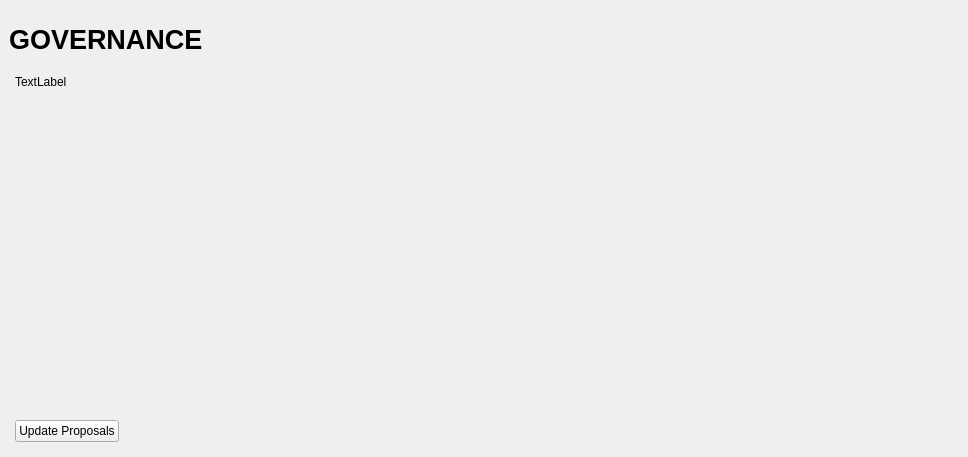
KABBERRY/Kabberry-Coin, file src/qt/forms/governancepage.ui: the form before one commit.
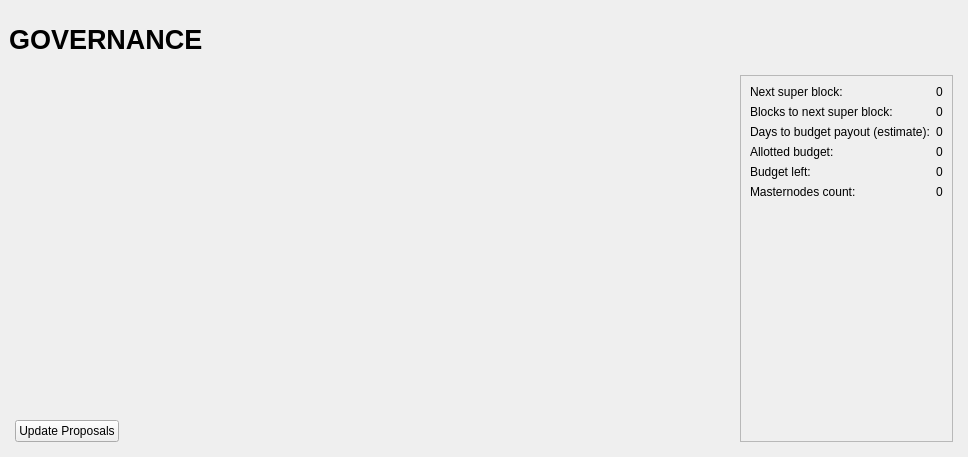
The form after the commit.

```diff
--- a/src/qt/forms/governancepage.ui
+++ b/src/qt/forms/governancepage.ui
@@ -14,16 +14,7 @@
    <string>Form</string>
   </property>
   <layout class="QVBoxLayout" name="topLayout" stretch="0">
-   <property name="leftMargin">
-    <number>9</number>
-   </property>
-   <property name="topMargin">
-    <number>9</number>
-   </property>
-   <property name="rightMargin">
-    <number>9</number>
-   </property>
-   <property name="bottomMargin">
+   <property name="margin">
     <number>9</number>
    </property>
    <item>
@@ -34,16 +25,7 @@
      <item>
       <widget class="QFrame" name="frame_Header">
        <layout class="QVBoxLayout" name="verticalLayout_4">
-        <property name="leftMargin">
-         <number>0</number>
-        </property>
-        <property name="topMargin">
-         <number>0</number>
-        </property>
-        <property name="rightMargin">
-         <number>0</number>
-        </property>
-        <property name="bottomMargin">
+        <property name="margin">
          <number>0</number>
         </property>
         <item>
@@ -122,16 +104,7 @@
      <item>
       <widget class="QFrame" name="frame_BG">
        <layout class="QVBoxLayout" name="verticalLayout_3">
-        <property name="leftMargin">
-         <number>6</number>
-        </property>
-        <property name="topMargin">
-         <number>6</number>
-        </property>
-        <property name="rightMargin">
-         <number>6</number>
-        </property>
-        <property name="bottomMargin">
+        <property name="margin">
          <number>6</number>
         </property>
         <item>
@@ -140,27 +113,13 @@
            <property name="spacing">
             <number>0</number>
            </property>
-           <property name="leftMargin">
+           <property name="margin">
             <number>0</number>
            </property>
-           <property name="topMargin">
-            <number>0</number>
-           </property>
-           <property name="rightMargin">
-            <number>0</number>
-           </property>
-           <property name="bottomMargin">
-            <number>0</number>
-           </property>
+           <item>
+            <layout class="QHBoxLayout" name="horizontalLayout_Content">
            <item>
             <layout class="QVBoxLayout" name="verticalLayout_2">
-             <item>
-              <widget class="QLabel" name="label">
-               <property name="text">
-                <string>TextLabel</string>
-               </property>
-              </widget>
-             </item>
              <item>
               <widget class="QScrollArea" name="scrollArea">
                <property name="sizePolicy">
@@ -192,8 +151,8 @@
                  <rect>
                   <x>0</x>
                   <y>0</y>
-                  <width>934</width>
-                  <height>245</height>
+                    <width>742</width>
+                    <height>282</height>
                  </rect>
                 </property>
                 <property name="sizePolicy">
@@ -202,23 +161,14 @@
                   <verstretch>1</verstretch>
                  </sizepolicy>
                 </property>
-                <layout class="QGridLayout" name="proposalGrid" rowstretch="0" columnstretch="0">
+                  <layout class="QVBoxLayout" name="proposalGrid">
+                   <property name="spacing">
+                    <number>0</number>
+                   </property>
                  <property name="sizeConstraint">
                   <enum>QLayout::SetDefaultConstraint</enum>
                  </property>
-                 <property name="leftMargin">
-                  <number>0</number>
-                 </property>
-                 <property name="topMargin">
-                  <number>0</number>
-                 </property>
-                 <property name="rightMargin">
-                  <number>50</number>
-                 </property>
-                 <property name="bottomMargin">
-                  <number>0</number>
-                 </property>
-                 <property name="spacing">
+                   <property name="margin">
                   <number>0</number>
                  </property>
                 </layout>
@@ -261,6 +211,117 @@
                 </spacer>
                </item>
               </layout>
+               </item>
+              </layout>
+             </item>
+             <item>
+              <widget class="QFrame" name="frame_budget_info">
+               <property name="frameShape">
+                <enum>QFrame::StyledPanel</enum>
+               </property>
+               <property name="frameShadow">
+                <enum>QFrame::Raised</enum>
+               </property>
+               <layout class="QGridLayout" name="gridLayout">
+                <item row="0" column="0">
+                 <widget class="QLabel" name="next_superblock_label">
+                  <property name="text">
+                   <string>Next super block:</string>
+                  </property>
+                 </widget>
+                </item>
+                <item row="0" column="1" alignment="Qt::AlignRight">
+                 <widget class="QLabel" name="next_superblock_value">
+                  <property name="text">
+                   <string>0</string>
+                  </property>
+                 </widget>
+                </item>
+                <item row="1" column="0">
+                 <widget class="QLabel" name="blocks_before_super_label">
+                  <property name="text">
+                   <string>Blocks to next super block:</string>
+                  </property>
+                 </widget>
+                </item>
+                <item row="1" column="1" alignment="Qt::AlignRight">
+                 <widget class="QLabel" name="blocks_before_super_value">
+                  <property name="text">
+                   <string>0</string>
+                  </property>
+                 </widget>
+                </item>
+                <item row="2" column="0">
+                 <widget class="QLabel" name="time_before_super_label">
+                  <property name="text">
+                   <string>Days to budget payout (estimate):</string>
+                  </property>
+                 </widget>
+                </item>
+                <item row="2" column="1" alignment="Qt::AlignRight">
+                 <widget class="QLabel" name="time_before_super_value">
+                  <property name="text">
+                   <string>0</string>
+                  </property>
+                 </widget>
+                </item>
+                <item row="3" column="0">
+                 <widget class="QLabel" name="alloted_budget_label">
+                  <property name="text">
+                   <string>Allotted budget:</string>
+                  </property>
+                 </widget>
+                </item>
+                <item row="3" column="1" alignment="Qt::AlignRight">
+                 <widget class="QLabel" name="alloted_budget_value">
+                  <property name="text">
+                   <string>0</string>
+                  </property>
+                 </widget>
+                </item>
+                <item row="4" column="0">
+                 <widget class="QLabel" name="unallocated_budget_label">
+                  <property name="text">
+                   <string>Budget left:</string>
+                  </property>
+                 </widget>
+                </item>
+                <item row="4" column="1" alignment="Qt::AlignRight">
+                 <widget class="QLabel" name="unallocated_budget_value">
+                  <property name="text">
+                   <string>0</string>
+                  </property>
+                 </widget>
+                </item>
+                <item row="5" column="0">
+                 <widget class="QLabel" name="masternode_count_label">
+                  <property name="text">
+                   <string>Masternodes count:</string>
+                  </property>
+                 </widget>
+                </item>
+                <item row="5" column="1" alignment="Qt::AlignRight">
+                 <widget class="QLabel" name="masternode_count_value">
+                  <property name="text">
+                   <string>0</string>
+                  </property>
+                 </widget>
+                </item>
+                <item row="6" column="0">
+                 <spacer name="verticalSpacer_2">
+                  <property name="orientation">
+                   <enum>Qt::Vertical</enum>
+                  </property>
+                  <property name="sizeHint" stdset="0">
+                   <size>
+                    <width>20</width>
+                    <height>40</height>
+                   </size>
+                  </property>
+                 </spacer>
+                </item>
+               </layout>
+              </widget>
              </item>
             </layout>
            </item>
```
Lines whose indentation alone changed are shown as unchanged.
